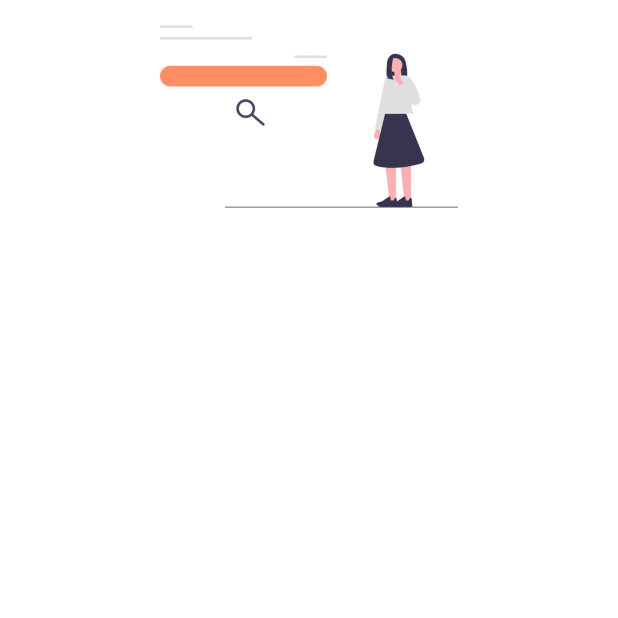
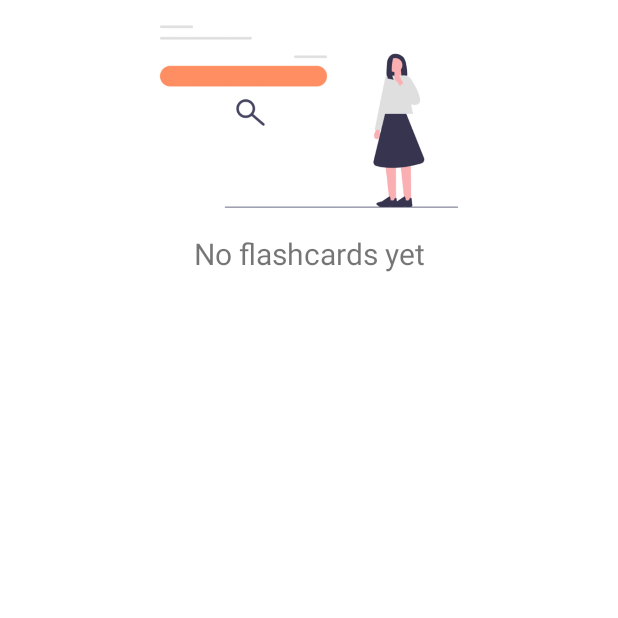
Before and after one commit to xAleksandrax/TalkTrainer, an Android app: the MyFlashcards screen opened directly, with no data from a screen before it, on a phone screen of 412 x 824 dp, the top half of it. Run offline under Robolectric (Android 15) with nearby library versions, the phone set to English and light mode, and no system bars; our stand-ins replace Room's generated code.

```diff
--- a/app/src/main/java/com/example/talktrainer/FlashcardDao.kt
+++ b/app/src/main/java/com/example/talktrainer/FlashcardDao.kt
@@ -9,6 +9,9 @@ interface FlashcardDao {
     @Insert
     fun insertFlashcard(flashcard: Flashcard): Long
 
+    @Insert
+    fun insertWord(word: Word): Long
+
     @Query("SELECT * FROM flashcards WHERE user_id = :userId")
     fun getFlashcardsForUser(userId: Int): List<Flashcard>
 
@@ -18,13 +21,13 @@ interface FlashcardDao {
     @Query("SELECT * FROM flashcards")
     fun getAllFlashcards(): List<Flashcard>
 
-    @Insert
-    fun insertWord(word: Word): Long
-
     @Query("SELECT * FROM words WHERE flashcard_id = :flashcardId")
     fun getWordsForFlashcard(flashcardId: Int): List<Word>
 
     @Query("SELECT * FROM words WHERE flashcard_id = :flashcardId AND word = :word")
     fun getWordForFlashcard(flashcardId: Int, word: String): Word?
 
+    @Query("DELETE FROM flashcards WHERE title = :title")
+    fun deleteByFlashcardTitle(title: String)
+
 }
--- a/app/src/main/java/com/example/talktrainer/MyFlashcards.kt
+++ b/app/src/main/java/com/example/talktrainer/MyFlashcards.kt
@@ -6,8 +6,10 @@ import androidx.appcompat.app.AppCompatActivity
 import android.os.Bundle
 import android.view.Gravity
 import android.view.LayoutInflater
+import android.widget.Button
 import android.widget.LinearLayout
 import android.widget.TextView
+import androidx.core.content.ContextCompat
 import androidx.lifecycle.lifecycleScope
 import androidx.room.Room
 import kotlinx.coroutines.Dispatchers
@@ -25,51 +27,32 @@ class MyFlashcards : AppCompatActivity() {
 
         db = Room.databaseBuilder(applicationContext, AppDatabase::class.java, "mydb").build()
 
-        displayAllFlashcards() // wywołanie nowej metody
-//        db = Room.databaseBuilder(applicationContext, AppDatabase::class.java, "mydb").build()
-//
-//        lifecycleScope.launch {
-//            val flashcards = withContext(Dispatchers.IO) {
-//                db.flashcardDao().getFlashcardsForUser(1)
-//            }
-//            var currentTitle = ""
-//            val container = findViewById<LinearLayout>(R.id.container)
-//            val inflater = LayoutInflater.from(this@MyFlashcards)
-//
-//            for (flashcard in flashcards) {
-//
-//                if (flashcard.title != currentTitle) {
-//                    // Jeśli tytuł jest inny, dodaj nowy textViewTitle do kontenera
-//                    val textViewTitle = inflater.inflate(R.layout.textview, container, false) as TextView
-//                    textViewTitle.text = flashcard.title
-//                    textViewTitle.setBackgroundResource(R.drawable.radius3)
-//                    container.addView(textViewTitle)
-//
-//                    currentTitle = flashcard.title
-//                }
-//
-//                // Dodaj nowy textViewWords do kontenera
-//                val textViewWords = inflater.inflate(R.layout.textview, container, false) as TextView
-//                textViewWords.text = "${flashcard.word} - ${flashcard.translation}"
-//                textViewWords.textSize = 25f
-//                textViewWords.setTextColor(Color.GRAY)
-////                textViewWords.setBackgroundResource(R.drawable.radius2)
-//                container.addView(textViewWords)
-//            }
-//        }
-
+        displayAllFlashcards()
     }
     private fun displayAllFlashcards() {
         lifecycleScope.launch {
+            val container = findViewById<LinearLayout>(R.id.container)
+
+            container.removeAllViews()
+
             val flashcards = withContext(Dispatchers.IO) {
                 db.flashcardDao().getAllFlashcards()
             }
-            val container = findViewById<LinearLayout>(R.id.container)
+
             val inflater = LayoutInflater.from(this@MyFlashcards)
+
+            if(flashcards.isEmpty()) {
+                val noFlashcardsTextView = TextView(this@MyFlashcards)
+                noFlashcardsTextView.text = "No flashcards yet"
+                noFlashcardsTextView.textSize = 20f
+                noFlashcardsTextView.gravity = Gravity.CENTER
+                container.addView(noFlashcardsTextView)
+            }
 
             for (flashcard in flashcards) {
                 // Jeśli tytuł jest inny, dodaj nowy textViewTitle do kontenera
                 val textViewTitle = inflater.inflate(R.layout.textview, container, false) as TextView
+                val btnDelete = inflater.inflate(R.layout.buttondelete, container, false) as Button
                 textViewTitle.text = flashcard.title
                 textViewTitle.setBackgroundResource(R.drawable.radius3)
                 container.addView(textViewTitle)
@@ -87,8 +70,17 @@ class MyFlashcards : AppCompatActivity() {
                     textViewWords.setTextColor(Color.GRAY)
                     container.addView(textViewWords)
                 }
+                container.addView(btnDelete)
+
+                btnDelete.setOnClickListener {
+                    lifecycleScope.launch{
+                        withContext(Dispatchers.IO){
+                            db.flashcardDao().deleteByFlashcardTitle(flashcard.title)
+                        }
+                        displayAllFlashcards()
+                    }
+                }
             }
         }
     }
-
 }
--- /dev/null
+++ b/app/src/main/res/drawable/baseline_clear_24.xml
@@ -0,0 +1,5 @@
+<vector android:height="24dp" android:tint="#E5BEAF"
+    android:viewportHeight="24" android:viewportWidth="24"
+    android:width="24dp" xmlns:android="http://schemas.android.com/apk/res/android">
+    <path android:fillColor="@android:color/white" android:pathData="M19,6.41L17.59,5 12,10.59 6.41,5 5,6.41 10.59,12 5,17.59 6.41,19 12,13.41 17.59,19 19,17.59 13.41,12z"/>
+</vector>
--- /dev/null
+++ b/app/src/main/res/drawable/baseline_delete_24.xml
@@ -0,0 +1,5 @@
+<vector android:height="24dp" android:tint="#FF8F63"
+    android:viewportHeight="24" android:viewportWidth="24"
+    android:width="24dp" xmlns:android="http://schemas.android.com/apk/res/android">
+    <path android:fillColor="@android:color/white" android:pathData="M6,19c0,1.1 0.9,2 2,2h8c1.1,0 2,-0.9 2,-2V7H6v12zM19,4h-3.5l-1,-1h-5l-1,1H5v2h14V4z"/>
+</vector>
--- /dev/null
+++ b/app/src/main/res/drawable/baseline_delete_outline_24.xml
@@ -0,0 +1,5 @@
+<vector android:height="24dp" android:tint="#FFFFFF"
+    android:viewportHeight="24" android:viewportWidth="24"
+    android:width="24dp" xmlns:android="http://schemas.android.com/apk/res/android">
+    <path android:fillColor="@android:color/white" android:pathData="M6,19c0,1.1 0.9,2 2,2h8c1.1,0 2,-0.9 2,-2L18,7L6,7v12zM8,9h8v10L8,19L8,9zM15.5,4l-1,-1h-5l-1,1L5,4v2h14L19,4z"/>
+</vector>
--- a/app/src/main/res/layout/activity_my_flashcards.xml
+++ b/app/src/main/res/layout/activity_my_flashcards.xml
@@ -6,31 +6,23 @@
     android:layout_height="match_parent"
     tools:context=".MyFlashcards">
 
-<!--    <TextView-->
-<!--        android:id="@+id/titleFlashcard"-->
-<!--        android:layout_width="match_parent"-->
-<!--        android:layout_height="wrap_content"-->
-<!--        android:layout_below="@+id/photo1"-->
-<!--        android:fontFamily="@font/mainfont"-->
-<!--        android:textSize="30sp"-->
-<!--        android:textAlignment="center"/>-->
+    <ImageView
+        android:id="@+id/photo1"
+        android:layout_width="match_parent"
+        android:layout_height="155dp"
+        android:src="@drawable/add" />
 
     <ScrollView
         android:layout_width="match_parent"
-        android:layout_height="match_parent">
+        android:layout_height="match_parent"
+        android:layout_below="@id/photo1">
 
         <LinearLayout
             android:id="@+id/container"
             android:layout_width="match_parent"
             android:layout_height="wrap_content"
-            android:orientation="vertical">
-
-            <ImageView
-                android:id="@+id/photo1"
-                android:layout_width="match_parent"
-                android:layout_height="155dp"
-                android:src="@drawable/add" />
-
+            android:orientation="vertical"
+            >
         </LinearLayout>
     </ScrollView>
 
--- a/app/src/main/res/layout/textview.xml
+++ b/app/src/main/res/layout/textview.xml
@@ -2,9 +2,11 @@
 <TextView xmlns:android="http://schemas.android.com/apk/res/android"
     android:layout_width="match_parent"
     android:layout_height="wrap_content"
-    android:padding="16dp"
     android:textColor="#ffffff"
     android:textSize="30sp"
+    android:layout_marginLeft="20dp"
     android:textAlignment="center"
+    android:layout_marginRight="20dp"
     android:fontFamily="@font/mainfont"
+    android:padding="10dp"
     android:layout_below="@+id/photo1"/>
```
Also changed, not shown: app/src/main/res/layout/buttondelete.xml (added, +15 -0 lines).
